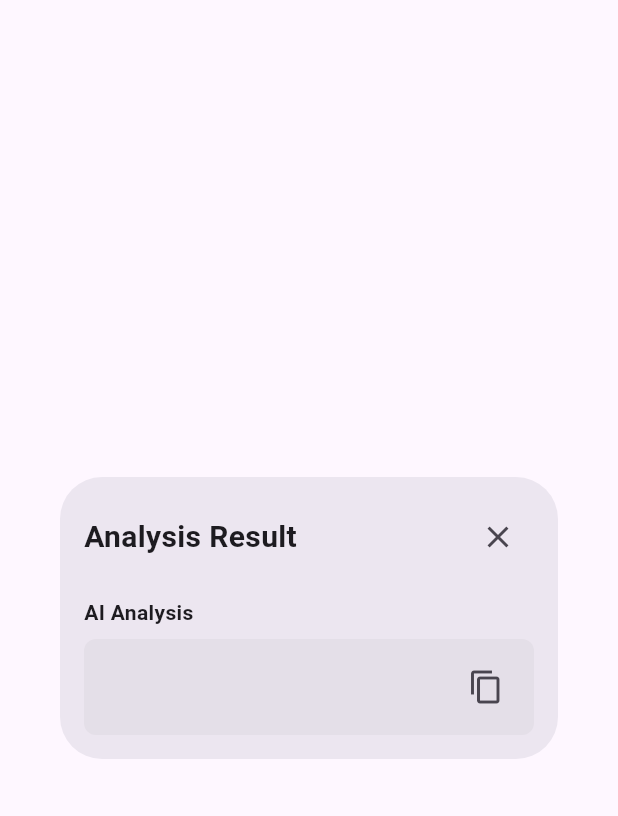
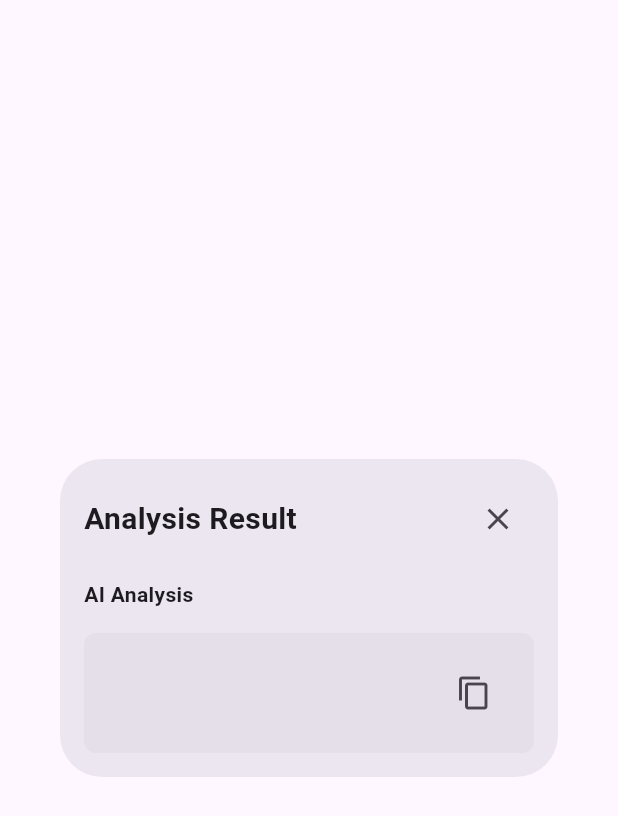
Before and after one commit to danielwang22/ingerSafe, a Flutter app: the ResultDialog widget shown alone on an empty page, opened directly with empty values, on a phone screen of 412 x 824 dp. Shown: the top 816 px of the screen. Run offline on Flutter 3.47's test engine with Material 3 defaults, Android fonts, the phone set to English and light mode, and no system bars; drawn by our look-alikes of showcaseview; our stand-ins replace cloud_firestore, connectivity_plus, firebase_core, flutter_dotenv, flutter_hooks, image_picker and 1 more; missing offline and left inert: google_mlkit_text_recognition; accounts and stored records are empty.

Commit message:
[UI] 改善 AI response 簡體中文輸出&不對稱粗細體文字

```diff
--- a/lib/widgets/result_dialog.dart
+++ b/lib/widgets/result_dialog.dart
@@ -88,11 +88,12 @@ class ResultDialog extends StatelessWidget {
               const SizedBox(height: 16),
               Text(
                 labels['aiAnalysis']!,
-              style: const TextStyle(fontWeight: FontWeight.bold),
+                style:
+                    const TextStyle(fontSize: 14, fontWeight: FontWeight.bold),
               ),
-            const SizedBox(height: 8),
+              const SizedBox(height: 16),
               Container(
-              padding: const EdgeInsets.all(8),
+                padding: const EdgeInsets.all(16),
                 decoration: BoxDecoration(
                   color: Colors.grey.withValues(alpha: 0.1),
                   borderRadius: BorderRadius.circular(8),
@@ -100,10 +101,15 @@ class ResultDialog extends StatelessWidget {
                 child: Row(
                   children: [
                     Expanded(
-                      child: Text
-                        (
+                      child: Text(
                         analysis,
-                          style: TextStyle(fontFamily: 'zh-tw'),
+                        style: TextStyle(
+                          fontFamily: 'zh-tw',
+                          fontSize: 16,
+                          letterSpacing: 1.5,
+                          textBaseline: TextBaseline.alphabetic,
+                          height: 1.5,
+                        ),
                       ),
                     ),
                     IconButton(
--- a/pubspec.yaml
+++ b/pubspec.yaml
@@ -33,7 +33,6 @@ dev_dependencies:
   flutter_test:
     sdk: flutter
   flutter_lints: ^5.0.0
-  flutter_launcher_icons: ^0.14.3
 
 flutter_launcher_icons:
   android: "launcher_icon"
```
Also changed, not shown: lib/screens/home_screen.dart (+62 -41 lines), lib/services/ai_service.dart (+5 -8 lines). Lines whose indentation alone changed are shown as unchanged.
